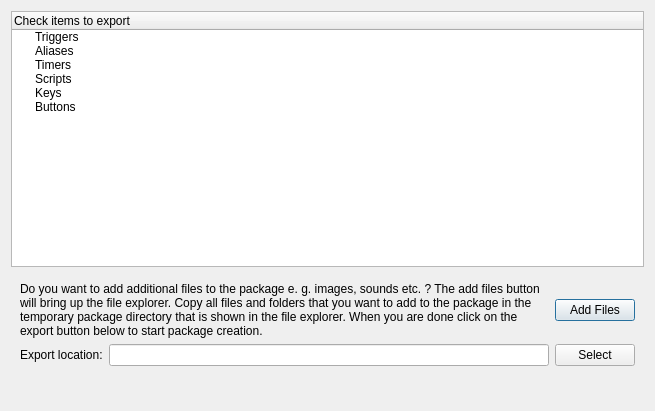
Old version of the form src/ui/dlgPackageExporter.ui in the repository Mudlet/Mudlet.
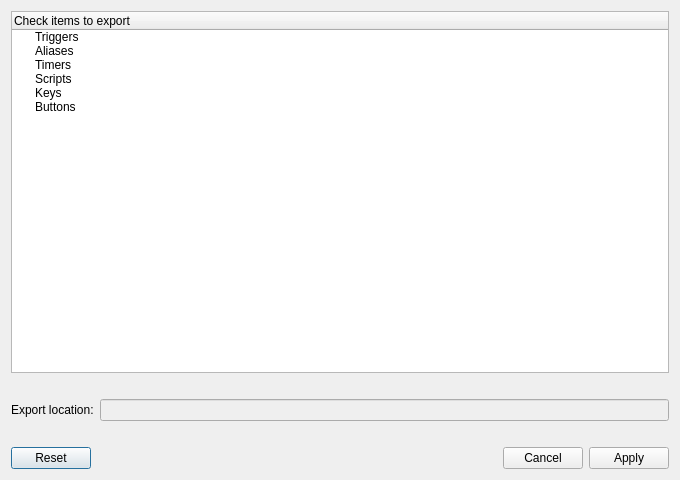
New version of the form. Icons and pictures are not drawn.

The edit to the form file:
```diff
--- a/src/ui/dlgPackageExporter.ui
+++ b/src/ui/dlgPackageExporter.ui
@@ -6,15 +6,25 @@
    <rect>
     <x>0</x>
     <y>0</y>
-    <width>655</width>
-    <height>411</height>
+    <width>680</width>
+    <height>480</height>
    </rect>
   </property>
+  <property name="minimumSize">
+   <size>
+    <width>680</width>
+    <height>480</height>
+   </size>
+  </property>
   <property name="windowTitle">
    <string>Package Exporter</string>
   </property>
-  <layout class="QVBoxLayout" name="verticalLayout">
-   <item>
+  <property name="windowIcon">
+   <iconset resource="../mudlet.qrc">
+    <normaloff>:/icons/module-manager.png</normaloff>:/icons/module-manager.png</iconset>
+  </property>
+  <layout class="QGridLayout" name="gridLayout">
+   <item row="0" column="0" colspan="2">
     <widget class="QTreeWidget" name="treeWidget">
      <column>
       <property name="text">
@@ -53,31 +63,18 @@
      </item>
     </widget>
    </item>
-   <item>
-    <widget class="QWidget" name="widget" native="true">
-     <layout class="QGridLayout" name="gridLayout">
-      <item row="0" column="0" colspan="2">
-       <widget class="QLabel" name="textLabel1_2">
-        <property name="text">
-         <string>Do you want to add additional files to the package e. g. images, sounds etc. ? The add files button will bring up the file explorer. Copy all files and folders that you want to add to the package in the temporary package directory that is shown in the file explorer. When you are done click on the export button below to start package creation.</string>
+   <item row="1" column="0" colspan="2">
+    <widget class="QLabel" name="textLabel_informationText">
+     <property name="textFormat">
+      <enum>Qt::RichText</enum>
         </property>
         <property name="wordWrap">
          <bool>true</bool>
         </property>
-        <property name="buddy">
-         <cstring>textLabel1_2</cstring>
-        </property>
-       </widget>
-      </item>
-      <item row="0" column="2">
-       <widget class="QPushButton" name="addFiles">
-        <property name="text">
-         <string>Add Files</string>
-        </property>
-       </widget>
-      </item>
-      <item row="1" column="0">
-       <widget class="QLabel" name="textLabel1">
+    </widget>
+   </item>
+   <item row="2" column="0">
+    <widget class="QLabel" name="textLabel_exportLocation">
         <property name="text">
          <string>Export location:</string>
         </property>
@@ -86,24 +83,22 @@
         </property>
        </widget>
       </item>
-      <item row="1" column="1">
-       <widget class="QLineEdit" name="filePath"/>
-      </item>
-      <item row="1" column="2">
-       <widget class="QPushButton" name="browseButton">
-        <property name="text">
-         <string>Select</string>
-        </property>
-       </widget>
-      </item>
-     </layout>
-    </widget>
-   </item>
-   <item>
+   <item row="2" column="1">
+    <widget class="QLineEdit" name="lineEdit_filePath">
+     <property name="enabled">
+      <bool>false</bool>
+     </property>
+     <property name="readOnly">
+      <bool>false</bool>
+     </property>
+    </widget>
+   </item>
+   <item row="3" column="0" colspan="2">
     <widget class="QLabel" name="infoLabel">
      <property name="font">
       <font>
-       <pointsize>8</pointsize>
+       <weight>75</weight>
+       <bold>true</bold>
       </font>
      </property>
      <property name="text">
@@ -117,10 +112,10 @@
      </property>
     </widget>
    </item>
-   <item>
+   <item row="4" column="0" colspan="2">
     <widget class="QDialogButtonBox" name="buttonBox">
      <property name="standardButtons">
-      <set>QDialogButtonBox::NoButton</set>
+      <set>QDialogButtonBox::Apply|QDialogButtonBox::Cancel|QDialogButtonBox::Reset</set>
      </property>
     </widget>
    </item>
```
Left out of the diff: 32 changed lines with no effect on the pictures. Lines whose indentation alone changed are shown as unchanged.
